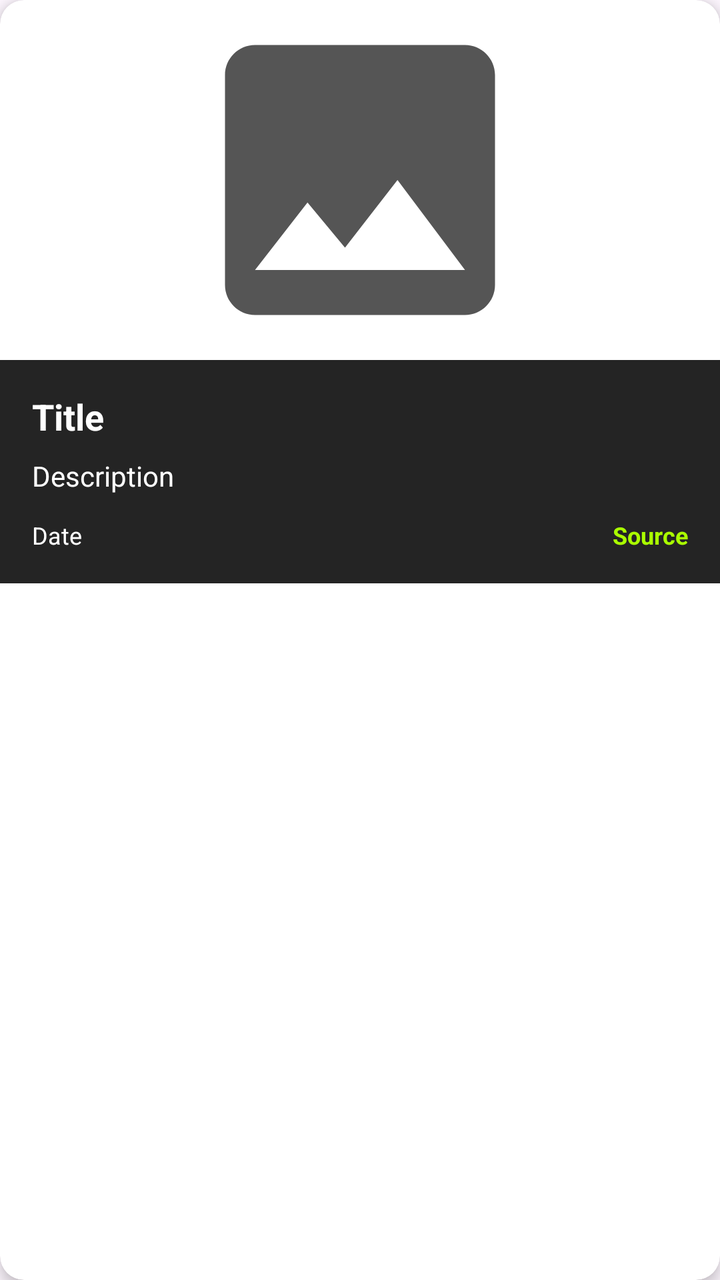
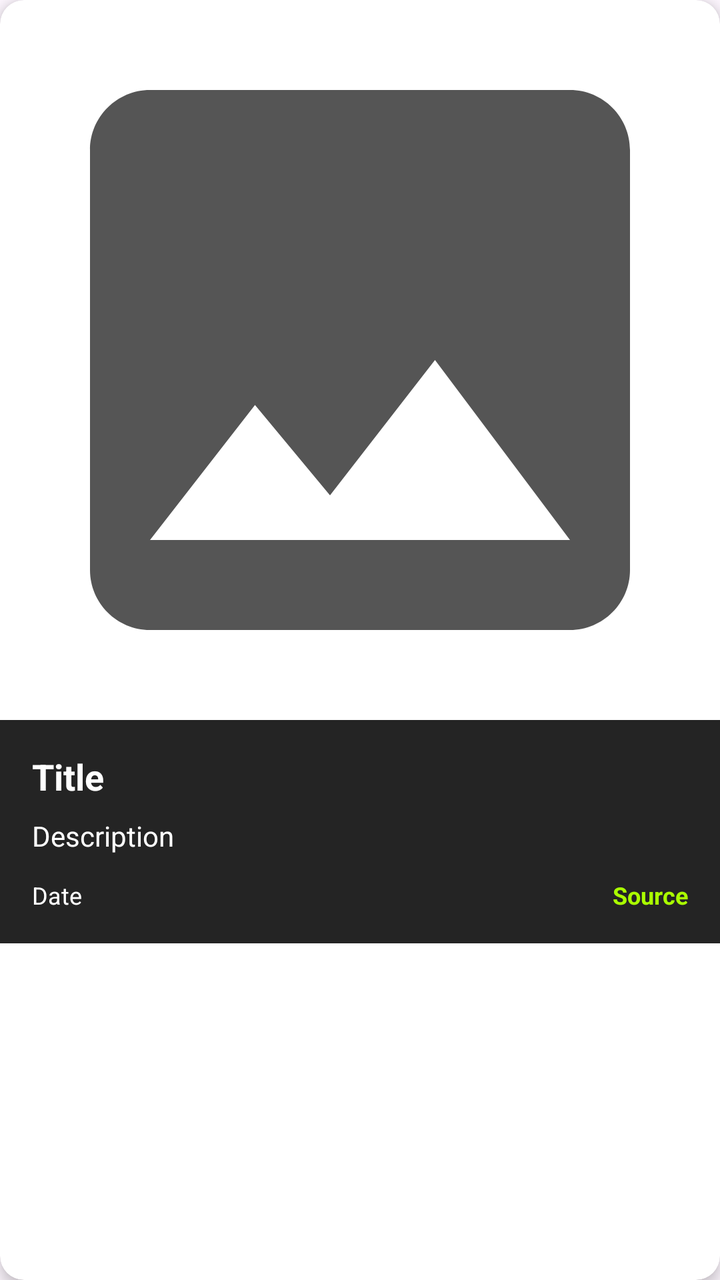

Before-and-after screenshots of an Android layout around one commit, followed by the original layout XML and the change that was made.
<!-- AndroidManifest.xml: application theme Theme.YourSport -->
<!-- res/layout/item_news.xml -->
<?xml version="1.0" encoding="utf-8"?>
<androidx.cardview.widget.CardView xmlns:android="http://schemas.android.com/apk/res/android"
    xmlns:app="http://schemas.android.com/apk/res-auto"
    android:layout_width="match_parent"
    android:layout_height="wrap_content"
    app:cardCornerRadius="12dp"
    app:cardElevation="4dp"
    android:layout_margin="12dp"
    android:background="#222222">

    <LinearLayout
        android:layout_width="match_parent"
        android:layout_height="wrap_content"
        android:orientation="vertical">

        <ImageView
            android:id="@+id/iv_news_image"
            android:layout_width="match_parent"
            android:layout_height="180dp"
            android:scaleType="fitCenter"
            android:src="@drawable/ic_placeholder"
            android:contentDescription="News image" />

        <LinearLayout
            android:layout_width="match_parent"
            android:layout_height="wrap_content"
            android:orientation="vertical"
            android:background="#242424"
            android:padding="16dp">

            <TextView
                android:id="@+id/tv_news_title"
                android:layout_width="match_parent"
                android:layout_height="wrap_content"
                android:text="Title"
                android:textColor="#FFFFFF"
                android:textSize="18sp"
                android:textStyle="bold"
                android:maxLines="2"
                android:ellipsize="end" />

            <TextView
                android:id="@+id/tv_news_description"
                android:layout_width="match_parent"
                android:layout_height="wrap_content"
                android:text="Description"
                android:textColor="#FFFFFF"
                android:textSize="14sp"
                android:maxLines="3"
                android:ellipsize="end"
                android:layout_marginTop="8dp" />

            <LinearLayout
                android:layout_width="match_parent"
                android:layout_height="wrap_content"
                android:orientation="horizontal"
                android:layout_marginTop="12dp">

                <TextView
                    android:id="@+id/tv_news_date"
                    android:layout_width="0dp"
                    android:layout_height="wrap_content"
                    android:layout_weight="1"
                    android:text="Date"
                    android:textColor="#FFFFFF"
                    android:textSize="12sp" />

                <TextView
                    android:id="@+id/tv_news_source"
                    android:layout_width="wrap_content"
                    android:layout_height="wrap_content"
                    android:text="Source"
                    android:textColor="#AAFF00"
                    android:textSize="12sp"
                    android:textStyle="bold" />
            </LinearLayout>
        </LinearLayout>
    </LinearLayout>
</androidx.cardview.widget.CardView>
<!-- resources referenced by this layout -->
<resources>
  <!-- drawable ic_placeholder (drawable) -->
  <?xml version="1.0" encoding="utf-8"?>
  <vector xmlns:android="http://schemas.android.com/apk/res/android"
      android:width="24dp"
      android:height="24dp"
      android:viewportWidth="24"
      android:viewportHeight="24">
  
      <path
          android:fillColor="#555555"
          android:pathData="M21,19V5c0,-1.1 -0.9,-2 -2,-2H5c-1.1,0 -2,0.9 -2,2v14c0,1.1 0.9,2 2,2h14c1.1,0 2,-0.9 2,-2zM8.5,13.5l2.5,3.01L14.5,12l4.5,6H5l3.5,-4.5z" />
  
  </vector>
  <style name="Theme.YourSport" parent="Base.Theme.YourSport" />
  <style name="Base.Theme.YourSport" parent="Theme.Material3.DayNight.NoActionBar">
          
          
      </style>
</resources>

<!-- the commit's change to res/layout/item_news.xml (unified diff, before → after) -->
@@ -16,7 +16,10 @@
         <ImageView
             android:id="@+id/iv_news_image"
             android:layout_width="match_parent"
-            android:layout_height="180dp"
+            android:layout_height="wrap_content"
+            android:adjustViewBounds="true"
+            android:minHeight="180dp"
+            android:maxHeight="360dp"
             android:scaleType="fitCenter"
             android:src="@drawable/ic_placeholder"
             android:contentDescription="News image" />
